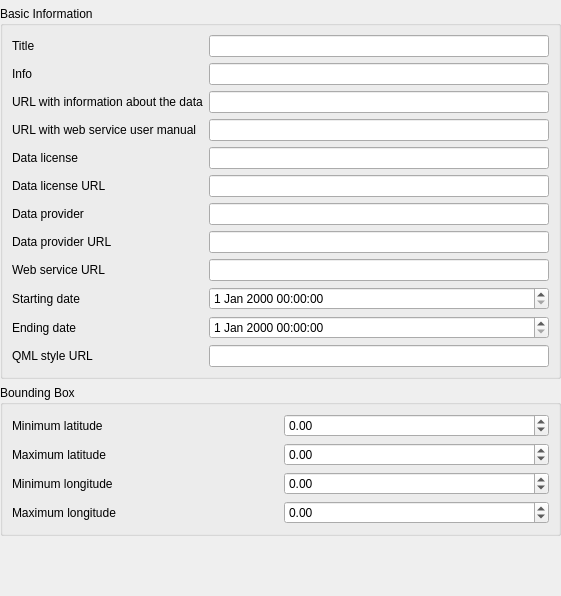
Before: the Qt Designer form qquake/ui/service_configuration_widget_base.ui in INGV/qquake, drawn with Qt 5.
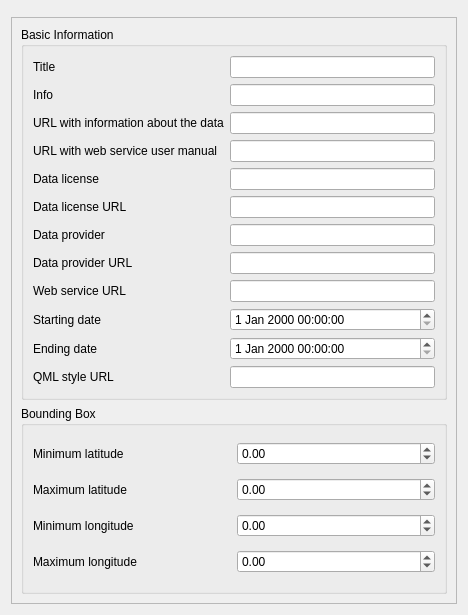
After: the same form once the commit is applied. Custom widgets are drawn as their Qt base class.

Commit message: scrollbar in saving widgets UI

```diff
--- a/qquake/ui/service_configuration_widget_base.ui
+++ b/qquake/ui/service_configuration_widget_base.ui
@@ -6,27 +6,33 @@
    <rect>
     <x>0</x>
     <y>0</y>
-    <width>561</width>
-    <height>596</height>
+    <width>468</width>
+    <height>615</height>
    </rect>
   </property>
   <property name="windowTitle">
    <string>Form</string>
   </property>
+  <layout class="QGridLayout" name="gridLayout_4">
+   <item row="0" column="0">
+    <widget class="QgsMessageBar" name="message_bar" native="true"/>
+   </item>
+   <item row="1" column="0">
+    <widget class="QScrollArea" name="scrollArea">
+     <property name="widgetResizable">
+      <bool>true</bool>
+     </property>
+     <widget class="QWidget" name="scrollAreaWidgetContents">
+      <property name="geometry">
+       <rect>
+        <x>0</x>
+        <y>0</y>
+        <width>448</width>
+        <height>579</height>
+       </rect>
+      </property>
   <layout class="QGridLayout" name="gridLayout">
-   <property name="leftMargin">
-    <number>0</number>
-   </property>
-   <property name="topMargin">
-    <number>0</number>
-   </property>
-   <property name="rightMargin">
-    <number>0</number>
-   </property>
-   <property name="bottomMargin">
-    <number>0</number>
-   </property>
-   <item row="2" column="0">
+       <item row="1" column="0">
     <widget class="QGroupBox" name="groupBox_2">
      <property name="title">
       <string>Bounding Box</string>
@@ -103,7 +109,7 @@
      </layout>
     </widget>
    </item>
-   <item row="1" column="0">
+       <item row="0" column="0">
     <widget class="QGroupBox" name="groupBox">
      <property name="title">
       <string>Basic Information</string>
@@ -232,21 +238,9 @@
      </layout>
     </widget>
    </item>
-   <item row="3" column="0">
-    <spacer name="verticalSpacer">
-     <property name="orientation">
-      <enum>Qt::Vertical</enum>
-     </property>
-     <property name="sizeHint" stdset="0">
-      <size>
-       <width>20</width>
-       <height>40</height>
-      </size>
-     </property>
-    </spacer>
-   </item>
-   <item row="0" column="0">
-    <widget class="QgsMessageBar" name="message_bar" native="true"/>
+      </layout>
+     </widget>
+    </widget>
    </item>
   </layout>
  </widget>
```
Left out of the diff: 21 changed lines with no effect on the pictures. Lines whose indentation alone changed are shown as unchanged.
